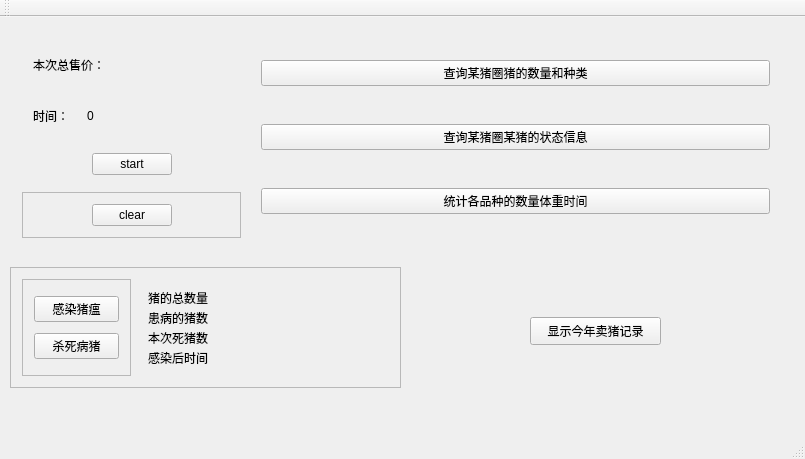
Old version of the form mainwindow.ui in the repository 919106840617/pifarm.
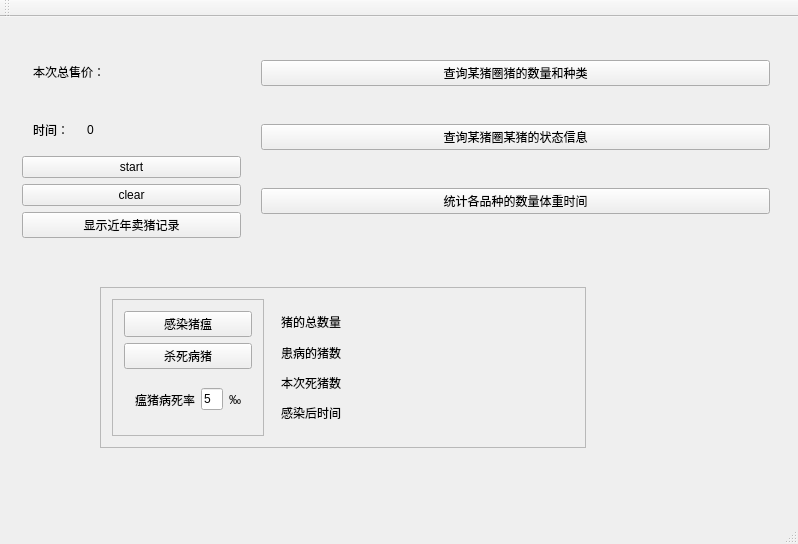
New version of the form. The open tabs and pages were chosen to show the change.

Patch:
```diff
--- a/mainwindow.ui
+++ b/mainwindow.ui
@@ -6,10 +6,16 @@
    <rect>
     <x>0</x>
     <y>0</y>
-    <width>805</width>
-    <height>459</height>
+    <width>798</width>
+    <height>544</height>
    </rect>
   </property>
+  <property name="sizePolicy">
+   <sizepolicy hsizetype="Preferred" vsizetype="Preferred">
+    <horstretch>0</horstretch>
+    <verstretch>0</verstretch>
+   </sizepolicy>
+  </property>
   <property name="windowTitle">
    <string>MainWindow</string>
   </property>
@@ -89,87 +95,24 @@
       </widget>
      </item>
      <item>
-      <widget class="QWidget" name="widget_4" native="true">
-       <layout class="QHBoxLayout" name="horizontalLayout_3">
-        <item>
-         <spacer name="horizontalSpacer">
-          <property name="orientation">
-           <enum>Qt::Horizontal</enum>
-          </property>
-          <property name="sizeHint" stdset="0">
-           <size>
-            <width>40</width>
-            <height>20</height>
-           </size>
-          </property>
-         </spacer>
-        </item>
-        <item>
-         <widget class="QPushButton" name="console">
-          <property name="text">
-           <string>start</string>
-          </property>
-         </widget>
-        </item>
-        <item>
-         <spacer name="horizontalSpacer_2">
-          <property name="orientation">
-           <enum>Qt::Horizontal</enum>
-          </property>
-          <property name="sizeHint" stdset="0">
-           <size>
-            <width>40</width>
-            <height>20</height>
-           </size>
-          </property>
-         </spacer>
-        </item>
-       </layout>
+      <widget class="QPushButton" name="console">
+       <property name="text">
+        <string>start</string>
+       </property>
       </widget>
      </item>
      <item>
-      <widget class="QFrame" name="frame">
-       <property name="frameShape">
-        <enum>QFrame::StyledPanel</enum>
+      <widget class="QPushButton" name="clear">
+       <property name="text">
+        <string>clear</string>
        </property>
-       <property name="frameShadow">
-        <enum>QFrame::Raised</enum>
+      </widget>
+     </item>
+     <item>
+      <widget class="QPushButton" name="pushButton_3">
+       <property name="text">
+        <string>显示近年卖猪记录</string>
        </property>
-       <layout class="QHBoxLayout" name="horizontalLayout_4">
-        <item>
-         <spacer name="horizontalSpacer_3">
-          <property name="orientation">
-           <enum>Qt::Horizontal</enum>
-          </property>
-          <property name="sizeHint" stdset="0">
-           <size>
-            <width>48</width>
-            <height>20</height>
-           </size>
-          </property>
-         </spacer>
-        </item>
-        <item>
-         <widget class="QPushButton" name="clear">
-          <property name="text">
-           <string>clear</string>
-          </property>
-         </widget>
-        </item>
-        <item>
-         <spacer name="horizontalSpacer_4">
-          <property name="orientation">
-           <enum>Qt::Horizontal</enum>
-          </property>
-          <property name="sizeHint" stdset="0">
-           <size>
-            <width>48</width>
-            <height>20</height>
-           </size>
-          </property>
-         </spacer>
-        </item>
-       </layout>
       </widget>
      </item>
     </layout>
@@ -543,10 +486,10 @@
    <widget class="QFrame" name="frame_2">
     <property name="geometry">
      <rect>
-      <x>10</x>
-      <y>250</y>
-      <width>391</width>
-      <height>121</height>
+      <x>100</x>
+      <y>270</y>
+      <width>486</width>
+      <height>161</height>
      </rect>
     </property>
     <property name="frameShape">
@@ -555,7 +498,7 @@
     <property name="frameShadow">
      <enum>QFrame::Raised</enum>
     </property>
-    <layout class="QHBoxLayout" name="horizontalLayout_5">
+    <layout class="QHBoxLayout" name="horizontalLayout_4">
      <item>
       <widget class="QFrame" name="frame_3">
        <property name="sizePolicy">
@@ -585,6 +528,33 @@
           </property>
          </widget>
         </item>
+        <item>
+         <widget class="QWidget" name="widget_4" native="true">
+          <layout class="QHBoxLayout" name="horizontalLayout_3">
+           <item>
+            <widget class="QLabel" name="label_31">
+             <property name="text">
+              <string>瘟猪病死率</string>
+             </property>
+            </widget>
+           </item>
+           <item>
+            <widget class="QLineEdit" name="dp_lineedit">
+             <property name="text">
+              <string>5</string>
+             </property>
+            </widget>
+           </item>
+           <item>
+            <widget class="QLabel" name="label_32">
+             <property name="text">
+              <string>‰</string>
+             </property>
+            </widget>
+           </item>
+          </layout>
+         </widget>
+        </item>
        </layout>
       </widget>
      </item>
@@ -670,19 +640,6 @@
      </item>
     </layout>
    </widget>
-   <widget class="QPushButton" name="pushButton_3">
-    <property name="geometry">
-     <rect>
-      <x>530</x>
-      <y>300</y>
-      <width>131</width>
-      <height>28</height>
-     </rect>
-    </property>
-    <property name="text">
-     <string>显示今年卖猪记录</string>
-    </property>
-   </widget>
   </widget>
   <widget class="QMenuBar" name="menuBar">
    <property name="geometry">
```
Left out of the diff: 6 changed lines with no effect on the pictures.
